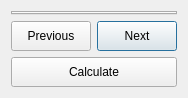
Qt form LDMP/gui/DlgCalculateLC.ui (ConservationInternational/trends.earth) before a commit.
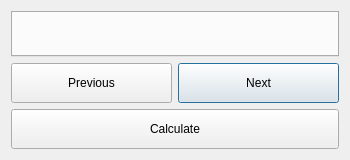
The same form after that commit.

Commit message: Window formatting.

```diff
--- a/LDMP/gui/DlgCalculateLC.ui
+++ b/LDMP/gui/DlgCalculateLC.ui
@@ -6,8 +6,8 @@
    <rect>
     <x>0</x>
     <y>0</y>
-    <width>176</width>
-    <height>98</height>
+    <width>350</width>
+    <height>160</height>
    </rect>
   </property>
   <property name="sizePolicy">
@@ -49,7 +49,7 @@
        <property name="minimumSize">
         <size>
          <width>0</width>
-         <height>30</height>
+         <height>40</height>
         </size>
        </property>
        <property name="text">
@@ -68,7 +68,7 @@
        <property name="minimumSize">
         <size>
          <width>0</width>
-         <height>30</height>
+         <height>40</height>
         </size>
        </property>
        <property name="text">
@@ -87,7 +87,7 @@
        <property name="minimumSize">
         <size>
          <width>0</width>
-         <height>30</height>
+         <height>40</height>
         </size>
        </property>
        <property name="text">
```
The commit also changes 5 other files.
